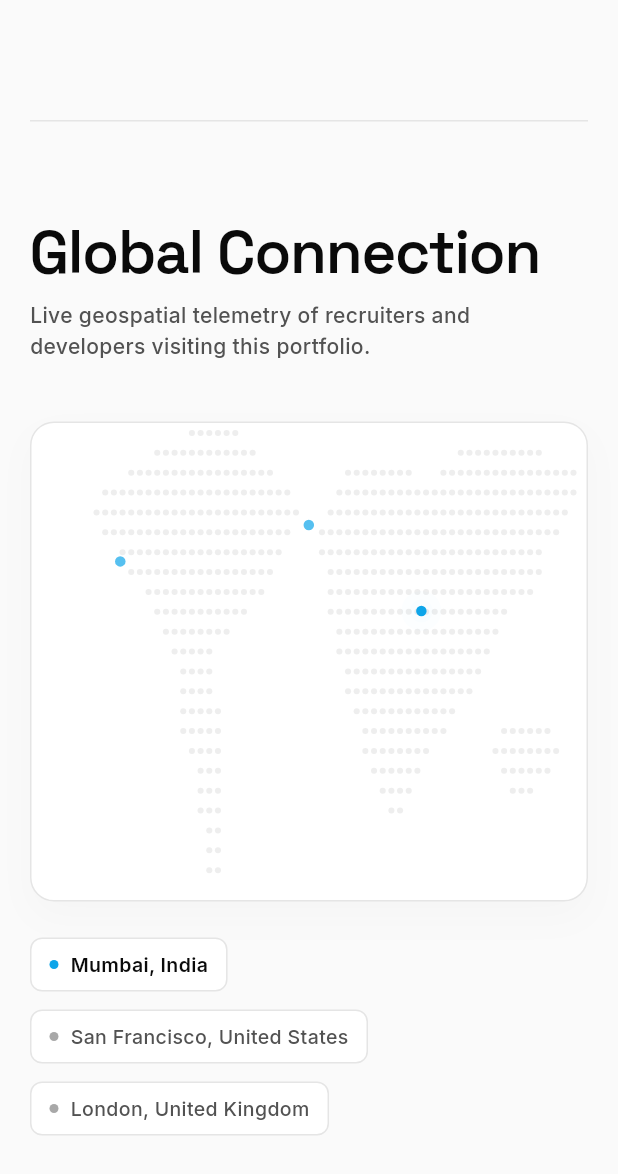
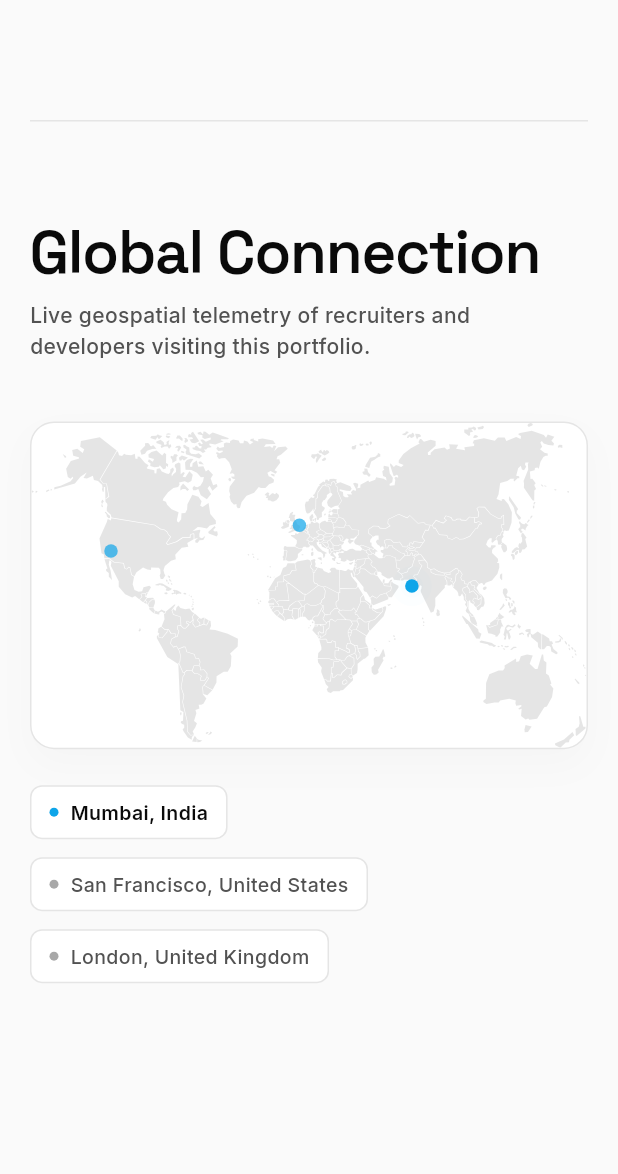
Before and after one commit to Harsh1052/portfolio_web, a Flutter app: the VisitorMapSection widget shown alone on an empty page, opened directly, on a phone screen of 412 x 824 dp. Shown: the top 1174 px of the screen. Run offline on Flutter 3.47's test engine with Material 3 defaults, Android fonts, the phone set to English and light mode, and no system bars; our stand-ins replace cloud_firestore, firebase_core, flutter_svg, get, google_fonts, web; missing offline and left inert: dart:html; accounts and stored records are empty.

Commit message:
feat(ui): replace binary grid with vector SVG world-map and precision equirectangular projection

```diff
--- a/lib/features/visitor/presentation/widgets/visitor_map_painter.dart
+++ b/lib/features/visitor/presentation/widgets/visitor_map_painter.dart
@@ -1,4 +1,3 @@
-import 'dart:math' as math;
 import 'package:flutter/material.dart';
 import '../../../../core/theme/app_colors.dart';
 import '../../domain/entities/visitor_location.dart';
@@ -12,62 +11,8 @@ class VisitorMapPainter extends CustomPainter {
   final List<VisitorLocation> locations;
   final double pulseValue;
 
-  /// A simplified, high-tech binary representation of the world map landmasses.
-  /// 1 represents land (dots), 0 represents water (space).
-  /// Size: 24 rows x 64 columns.
-  static const List<String> _worldGrid = [
-    "                  1111110000000000000000000000000000000000000000", // Row 0
-    "              11111111111100000000000000000000000111111111100000", // Row 1
-    "           1111111111111111100000000111111110001111111111111111", // Row 2: North America / Asia north
-    "        1111111111111111111111000001111111111111111111111111111", // Row 3
-    "       11111111111111111111111100011111111111111111111111111110", // Row 4: USA / Europe / Asia middle
-    "       01111111111111111111111000111111111111111111111111111100", // Row 5: Central America / India / China
-    "        0011111111111111111110000111111111111111111111111110000", // Row 6: South America north / India / SE Asia
-    "         001111111111111111100000011111111111111111111111110000", // Row 7
-    "          00011111111111111000000011111111111111111111111100000", // Row 8
-    "           0001111111111100000000011111111111111111111100000000", // Row 9: South America middle / Africa / Indonesia
-    "            000111111110000000000001111111111111111111000000000", // Row 10
-    "             00011111000000000000001111111111111111110000000000", // Row 11
-    "              0001111000000000000000111111111111111100000000000", // Row 12: South America south / Madagascar
-    "               001111000000000000000111111111111111000000000000", // Row 13
-    "               001111100000000000000011111111111100000000000000", // Row 14
-    "                01111100000000000000001111111111000000111111000", // Row 15: Australia north
-    "                00111100000000000000001111111100000001111111100", // Row 16: Australia middle
-    "                00011100000000000000000111111000000000111111000", // Row 17: Australia south
-    "                 0011100000000000000000011110000000000011100000", // Row 18
-    "                 0011100000000000000000001100000000000000000000", // Row 19
-    "                  001100000000000000000000000000000000000000000", // Row 20
-    "                  001100000000000000000000000000000000000000000", // Row 21
-    "                   01100000000000000000000000000000000000000000", // Row 22
-    "                   00000000000000000000000000000000000000000000"  // Row 23
-  ];
-
-  static const int _gridRows = 24;
-  static const int _gridCols = 64;
-
   @override
   void paint(Canvas canvas, Size size) {
-    // 1. Draw Dotted Background Map
-    final dotPaint = Paint()
-      ..style = PaintingStyle.fill
-      ..color = AppColors.textSecondary.withValues(alpha: 0.1);
-
-    final cellWidth = size.width / _gridCols;
-    final cellHeight = size.height / _gridRows;
-    final dotRadius = math.min(cellWidth, cellHeight) * 0.35;
-
-    for (int r = 0; r < _gridRows; r++) {
-      final rowStr = _worldGrid[r].padRight(_gridCols, '0');
-      for (int c = 0; c < _gridCols; c++) {
-        if (rowStr[c] == '1') {
-          final x = c * cellWidth + cellWidth / 2;
-          final y = r * cellHeight + cellHeight / 2;
-          canvas.drawCircle(Offset(x, y), dotRadius, dotPaint);
-        }
-      }
-    }
-
-    // 2. Plot visitor locations
     if (locations.isEmpty) return;
 
     final baseLocationPaint = Paint()
@@ -81,10 +26,13 @@ class VisitorMapPainter extends CustomPainter {
     for (int i = 0; i < locations.length; i++) {
       final loc = locations[i];
 
-      // Coordinate projections (Equirectangular layout match)
-      final x = ((loc.longitude + 180) / 360) * size.width;
-      // Latitude project: 90 is top, -90 is bottom
-      final y = ((90 - loc.latitude) / 180) * size.height;
+      // Normalized coordinates derived from least-squares regression on the SVG viewBox
+      final normX = 0.002776 * loc.longitude + 0.483070;
+      final normY = -0.005786 * loc.latitude + 0.612684;
+
+      // Project onto the current canvas size (which is aspect-ratio locked by its parent)
+      final x = normX * size.width;
+      final y = normY * size.height;
 
       // Pulse animation for the latest (most recent) visitor
       if (i == 0) {
@@ -95,8 +43,8 @@ class VisitorMapPainter extends CustomPainter {
         baseLocationPaint.color = AppColors.accent.withValues(alpha: 0.7);
       }
 
-      // Plot actual marker
-      canvas.drawCircle(Offset(x, y), 3.5, baseLocationPaint);
+      // Plot actual marker dot
+      canvas.drawCircle(Offset(x, y), 4.5, baseLocationPaint);
     }
   }
 
--- a/lib/features/visitor/presentation/widgets/visitor_map_section.dart
+++ b/lib/features/visitor/presentation/widgets/visitor_map_section.dart
@@ -1,4 +1,5 @@
 import 'package:flutter/material.dart';
+import 'package:flutter_svg/flutter_svg.dart';
 import 'package:get/get.dart';
 import '../../../../core/theme/app_colors.dart';
 import '../../../../core/theme/app_text_styles.dart';
@@ -76,9 +77,11 @@ class _VisitorMapSectionState extends State<VisitorMapSection>
                 child: Column(
                   crossAxisAlignment: CrossAxisAlignment.stretch,
                   children: [
-                    // Glassmorphic Map Container
-                    Container(
-                      height: 320,
+                    // Glassmorphic Map Container with locked aspect ratio
+                    Center(
+                      child: ConstrainedBox(
+                        constraints: const BoxConstraints(maxHeight: 400),
+                        child: Container(
                           decoration: BoxDecoration(
                             color: AppColors.surface,
                             borderRadius: BorderRadius.circular(16),
@@ -92,15 +95,40 @@ class _VisitorMapSectionState extends State<VisitorMapSection>
                             ],
                           ),
                           child: ClipRRect(
-                        borderRadius: BorderRadius.circular(16),
+                            borderRadius: BorderRadius.circular(15),
+                            child: AspectRatio(
+                              aspectRatio: 784.077 / 458.627,
+                              child: Stack(
+                                children: [
+                                  // Sleek Vector World Map Background
+                                  Positioned.fill(
+                                    child: SvgPicture.asset(
+                                      'assets/icons/world-map.svg',
+                                      fit: BoxFit.fill,
+                                      colorFilter: ColorFilter.mode(
+                                        AppColors.textSecondary.withValues(alpha: 0.15),
+                                        BlendMode.srcIn,
+                                      ),
+                                    ),
+                                  ),
+                                  // High-tech pulsing coordinates overlay
+                                  Positioned.fill(
                                     child: AnimatedBuilder(
                                       animation: _pulseController,
                                       builder: (context, child) {
-                            return VisitorMapPainterWidget(
+                                        return CustomPaint(
+                                          painter: VisitorMapPainter(
                                             locations: recentLocations,
                                             pulseValue: _pulseController.value,
+                                          ),
                                         );
                                       },
+                                    ),
+                                  ),
+                                ],
+                              ),
+                            ),
+                          ),
                         ),
                       ),
                     ),
@@ -115,28 +143,6 @@ class _VisitorMapSectionState extends State<VisitorMapSection>
             }),
           ],
         ),
-      ),
-    );
-  }
-}
-
-class VisitorMapPainterWidget extends StatelessWidget {
-  const VisitorMapPainterWidget({
-    super.key,
-    required this.locations,
-    required this.pulseValue,
-  });
-
-  final List<dynamic> locations;
-  final double pulseValue;
-
-  @override
-  Widget build(BuildContext context) {
-    return CustomPaint(
-      size: Size.infinite,
-      painter: VisitorMapPainter(
-        locations: locations.cast(),
-        pulseValue: pulseValue,
       ),
     );
   }
```
Also changed, not shown: assets/icons/world-map.svg (added). Lines whose indentation alone changed are shown as unchanged.
